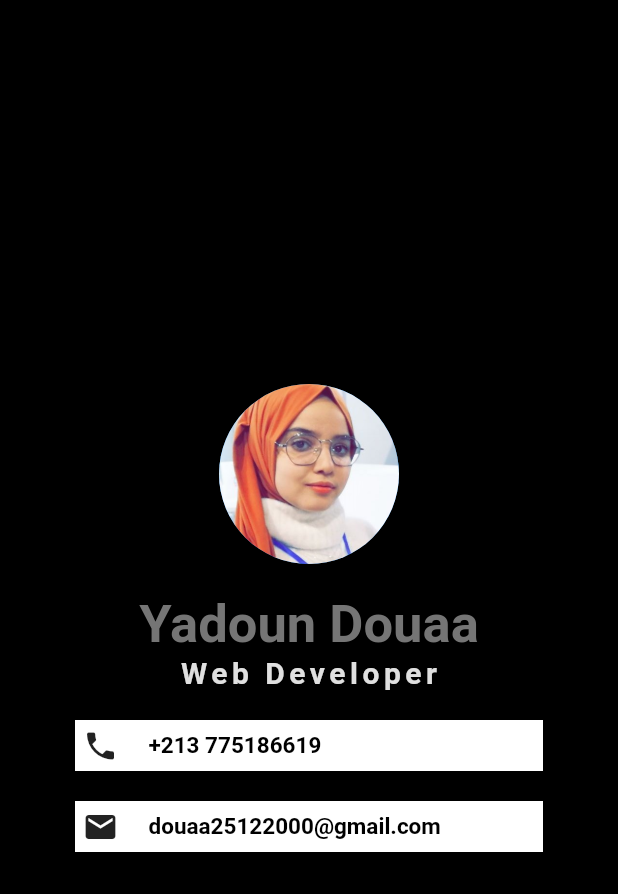
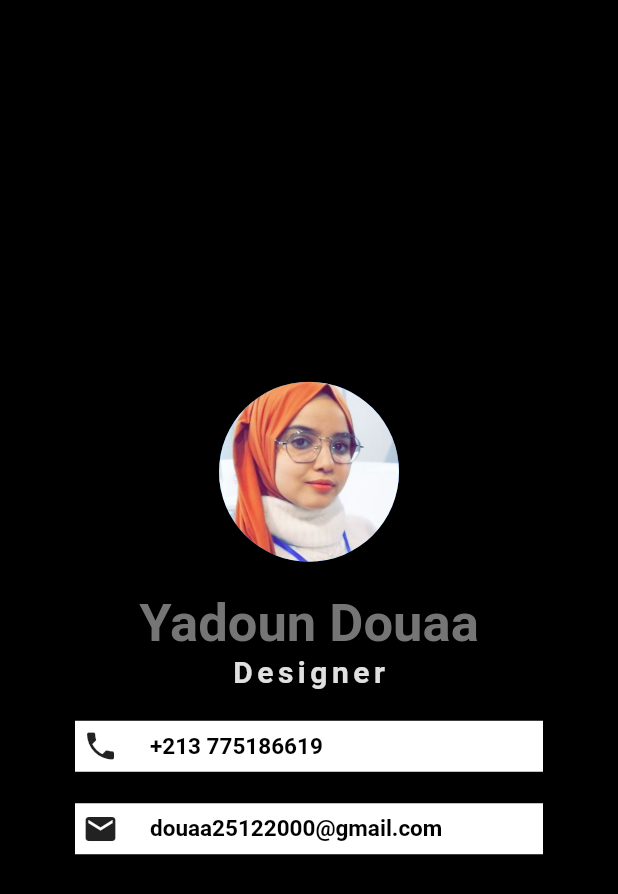
Before and after one commit to YadounDouaa/My_Card, a Flutter app: the screen it shows after launch, on a phone screen of 412 x 824 dp. Shown: the top 894 px of the screen. Run offline on Flutter 3.47's test engine with Material 2 defaults, Android fonts, the phone set to English and light mode, and no system bars; Roboto replaces fonts that are missing (Galada).

Commit message:
Update main.dart
a

```diff
--- a/lib/main.dart
+++ b/lib/main.dart
@@ -23,7 +23,7 @@ class Mycard extends StatelessWidget {
                 backgroundImage: AssetImage('images/Douaa.jpeg'),
               )),
               SizedBox(
-                height: 20,
+                height: 21,
               ),
               Text(
                 'Yadoun Douaa',
@@ -35,7 +35,7 @@ class Mycard extends StatelessWidget {
                 ),
               ),
               Text(
-                'Web Developer',
+                'Designer',
                 style: TextStyle(
                   color: Colors.grey[300],
                   fontSize: 20,
@@ -44,7 +44,7 @@ class Mycard extends StatelessWidget {
                 ),
               ),
               SizedBox(
-                height: 20,
+                height: 21,
               ),
               Container(
                 color: Colors.white,
@@ -54,7 +54,7 @@ class Mycard extends StatelessWidget {
                   children: [
                     Icon(Icons.phone),
                     SizedBox(
-                      width: 20,
+                      width: 21,
                     ),
                     Text(
                       '+213 775186619',
@@ -68,7 +68,7 @@ class Mycard extends StatelessWidget {
                 ),
               ),
               SizedBox(
-                height: 20,
+                height: 21,
               ),
               Container(
                 color: Colors.white,
@@ -78,7 +78,7 @@ class Mycard extends StatelessWidget {
                   children: [
                     Icon(Icons.mail),
                     SizedBox(
-                      width: 20,
+                      width: 21,
                     ),
                     Text(
                       'douaa25122000@gmail.com',
```
